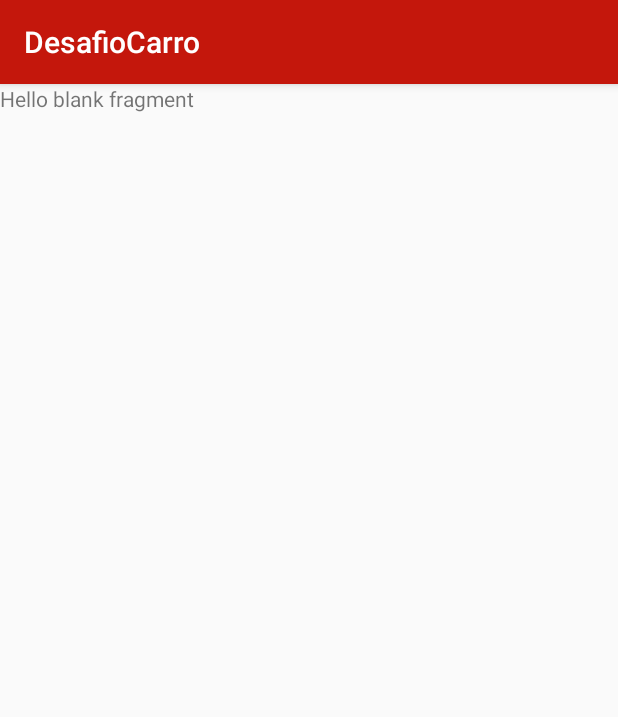
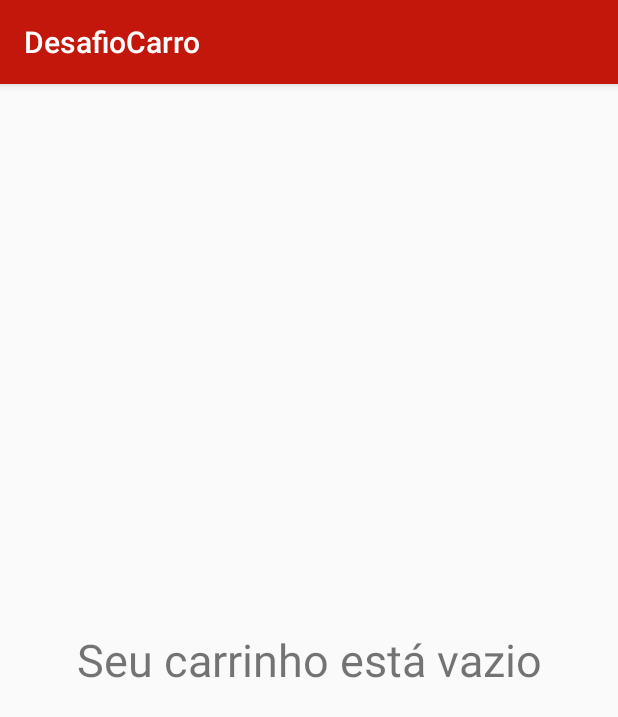
Before and after one commit to lfgtavora/DesafioCarro, an Android app: the fragment MyCart shown on its own in the app's theme, on a phone screen of 412 x 824 dp. Shown: the top 717 px of the screen. Run offline under Robolectric (Android 15) with nearby library versions, the phone set to English and light mode, and no system bars.

Commit message:
Shopcart fragment begin

```diff
--- a/app/src/main/java/com/example/desafiocarro/CarDetails.java
+++ b/app/src/main/java/com/example/desafiocarro/CarDetails.java
@@ -1,6 +1,7 @@
 package com.example.desafiocarro;
 
 import android.arch.persistence.room.Room;
+import android.support.design.widget.Snackbar;
 import android.support.v7.app.AppCompatActivity;
 import android.os.Bundle;
 import android.view.MenuItem;
@@ -26,6 +27,7 @@ public class CarDetails extends AppCompatActivity {
     private AppDatabase db;
     private TextView btnAddToCart;
     private int quantidade;
+    private Snackbar snackbar;
 
     @Override
     protected void onCreate(Bundle savedInstanceState) {
@@ -73,6 +75,7 @@ public class CarDetails extends AppCompatActivity {
                 carro = db.carDAO().getCarByID(carro.getId());
                 int itensRestantes = carro.getQuantidade() - quantidade;
                 db.carDAO().setQuantidade(carro.getId(), itensRestantes);
+                Toast.makeText(CarDetails.this, String.format("%d items adicionados ao carrnho", quantidade), Toast.LENGTH_SHORT).show();
                 seekbar.setMax(itensRestantes);
                 seekbar.setProgress(0);
             }
--- a/app/src/main/java/com/example/desafiocarro/MyCart.java
+++ b/app/src/main/java/com/example/desafiocarro/fragments/MyCart.java
@@ -1,4 +1,4 @@
-package com.example.desafiocarro;
+package com.example.desafiocarro.fragments;
 
 
 import android.os.Bundle;
@@ -7,11 +7,15 @@ import android.view.LayoutInflater;
 import android.view.View;
 import android.view.ViewGroup;
 
+import com.example.desafiocarro.R;
+
 
 /**
  * A simple {@link Fragment} subclass.
  */
 public class MyCart extends Fragment {
+
+
 
 
     public MyCart() {
@@ -23,7 +27,11 @@ public class MyCart extends Fragment {
     public View onCreateView(LayoutInflater inflater, ViewGroup container,
                              Bundle savedInstanceState) {
         // Inflate the layout for this fragment
-        return inflater.inflate(R.layout.fragment_my_cart, container, false);
+        View view = inflater.inflate(R.layout.fragment_my_cart, container, false);
+
+
+
+        return view;
     }
 
 }
--- /dev/null
+++ b/app/src/main/java/com/example/desafiocarro/models/Shopcart.java
@@ -0,0 +1,4 @@
+package com.example.desafiocarro.models;
+
+public class Shopcart {
+}
--- a/app/src/main/res/layout/fragment_list_cars.xml
+++ b/app/src/main/res/layout/fragment_list_cars.xml
@@ -3,7 +3,7 @@
     xmlns:tools="http://schemas.android.com/tools"
     android:layout_width="match_parent"
     android:layout_height="match_parent"
-    tools:context=".ListCarsFragments">
+    tools:context=".fragments.ListCarsFragments">
 
     <!-- TODO: Update blank fragment layout -->
 
--- a/app/src/main/res/layout/fragment_my_cart.xml
+++ b/app/src/main/res/layout/fragment_my_cart.xml
@@ -1,14 +1,70 @@
 <?xml version="1.0" encoding="utf-8"?>
 <FrameLayout xmlns:android="http://schemas.android.com/apk/res/android"
+    xmlns:app="http://schemas.android.com/apk/res-auto"
     xmlns:tools="http://schemas.android.com/tools"
     android:layout_width="match_parent"
     android:layout_height="match_parent"
-    tools:context=".MyCart">
+    tools:context=".fragments.MyCart">
 
-    <!-- TODO: Update blank fragment layout -->
-    <TextView
+    <android.support.constraint.ConstraintLayout
         android:layout_width="match_parent"
         android:layout_height="match_parent"
-        android:text="@string/hello_blank_fragment" />
+        android:visibility="invisible">
+
+        <android.support.v7.widget.RecyclerView
+            android:id="@+id/recyclerView"
+            android:layout_width="match_parent"
+            android:layout_height="0dp"
+            app:layout_constraintBottom_toTopOf="@+id/linearLayout"
+            app:layout_constraintTop_toTopOf="parent">
+
+        </android.support.v7.widget.RecyclerView>
+
+        <LinearLayout
+            android:id="@+id/linearLayout"
+            android:layout_width="match_parent"
+            android:layout_height="wrap_content"
+            android:orientation="vertical"
+            android:padding="8dp"
+            app:layout_constraintBottom_toBottomOf="parent">
+
+            <TextView
+                android:id="@+id/totalLabelID"
+                android:layout_width="wrap_content"
+                android:layout_height="wrap_content"
+                android:text="TOTAL"
+                android:textColor="@android:color/black"
+                android:textSize="24sp"
+                android:textStyle="bold"
+                app:layout_constraintStart_toStartOf="parent"
+                app:layout_constraintTop_toBottomOf="@+id/recyclerView" />
+
+            <TextView
+                android:id="@+id/totalPriceID"
+                android:layout_width="wrap_content"
+                android:layout_height="wrap_content"
+                android:layout_marginTop="8dp"
+                android:layout_marginBottom="8dp"
+                android:text="$0,00"
+                android:textSize="24sp"
+                app:layout_constraintTop_toBottomOf="@+id/totalLabelID" />
+
+            <Button
+                android:id="@+id/button"
+                android:layout_width="match_parent"
+                android:layout_height="wrap_content"
+                android:text="Finalizar compra"
+                android:textColor="@android:color/white" />
+        </LinearLayout>
+
+    </android.support.constraint.ConstraintLayout>
+
+    <TextView
+        android:id="@+id/textView7"
+        android:layout_width="match_parent"
+        android:layout_height="match_parent"
+        android:gravity="center"
+        android:text="Seu carrinho está vazio"
+        android:textSize="30sp" />
 
 </FrameLayout>
--- a/app/src/main/res/layout/item_carlist.xml
+++ b/app/src/main/res/layout/item_carlist.xml
@@ -75,4 +75,5 @@
             app:layout_constraintTop_toTopOf="parent" />
 
     </android.support.constraint.ConstraintLayout>
+
 </android.support.v7.widget.CardView>
```
Also changed, not shown: app/src/main/java/com/example/desafiocarro/MainActivity.java (+16 -7 lines), app/src/main/java/com/example/desafiocarro/fragments/ListCarsFragments.java (renamed from app/src/main/java/com/example/desafiocarro/ListCarsFragments.java, +26 -1 lines), app/src/main/res/layout/item_my_cart.xml (added, +68 -0 lines).
